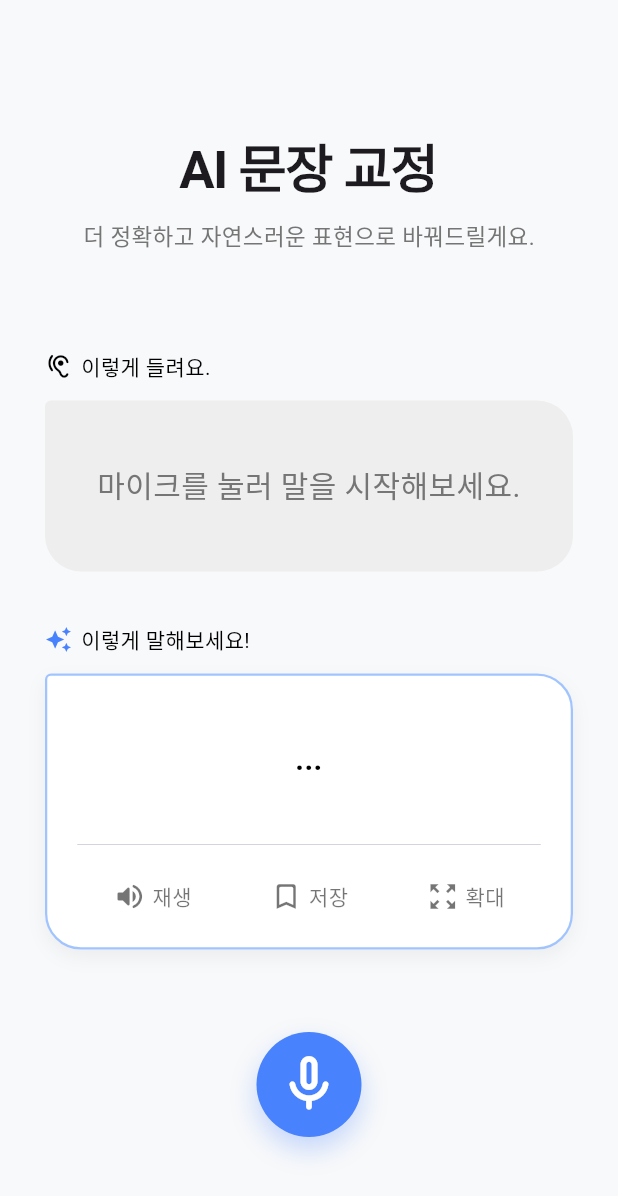
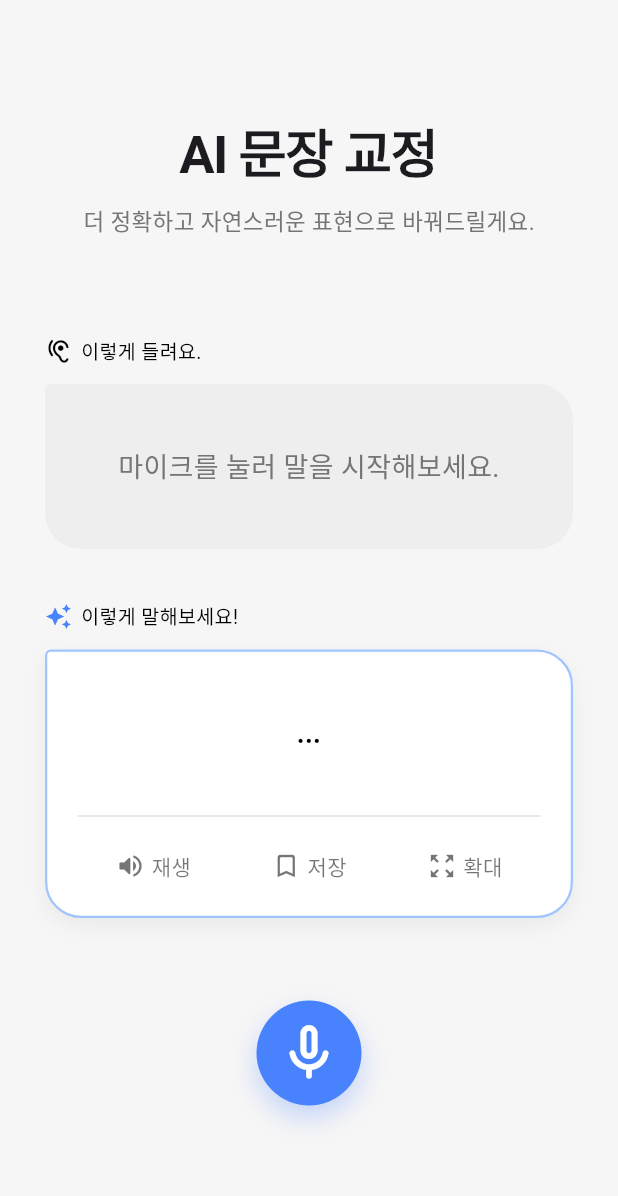
Before and after one commit to Malbit-Official/malbit_frontend, a Flutter app: the RemasterScreen screen opened directly, on a phone screen of 412 x 824 dp. Shown: the top 1196 px of the screen. Run offline on Flutter 3.47's test engine with Material 3 defaults, Android fonts, the phone set to English and light mode, and no system bars; our stand-ins replace flutter_secure_storage, google_sign_in, image_picker, speech_to_text, table_calendar; missing offline and left inert: kakao_flutter_sdk_user, record; accounts and stored records are empty; network calls fail.

Commit message:
fix: resolve layout overflow and UI cutting on RemasterScreen

```diff
--- a/lib/features/main_navigation/widgets/bottom_nav.dart
+++ b/lib/features/main_navigation/widgets/bottom_nav.dart
@@ -14,7 +14,7 @@ class BottomNavBar extends StatelessWidget {
   Widget build(BuildContext context) {
     return SafeArea(
       child: Container(
-        height: 70,
+        height: 60,
         decoration: BoxDecoration(
           color: Colors.white,
           border: Border(
@@ -53,8 +53,8 @@ class BottomNavBar extends StatelessWidget {
         children: [
           Image.asset(
             icon,
-            width: 50,
-            height: 50,
+            width: 40,
+            height: 40,
             color: isActive
                 ? const Color(0xFF4882FD)
                 : Colors.black54,
--- a/lib/features/remaster/screens/remaster_screen.dart
+++ b/lib/features/remaster/screens/remaster_screen.dart
@@ -68,14 +68,16 @@ class _RemasterScreenState extends State<RemasterScreen> {
   @override
   Widget build(BuildContext context) {
     return Scaffold(
-      backgroundColor: const Color(0xFFF8F9FA),
+      backgroundColor: const Color(0xFFF7F6F6),
       body: SafeArea(
+        // 여기 SingleChildScrollView가 추가되어 이제 아래쪽이 잘리지 않고 스크롤됩니다.
+        child: SingleChildScrollView(
           child: Padding(
             padding: const EdgeInsets.symmetric(horizontal: 30),
             child: Column(
               crossAxisAlignment: CrossAxisAlignment.center,
               children: [
-              const SizedBox(height: 85),
+                const SizedBox(height: 75),
 
                 // 제목
                 const Text(
@@ -145,7 +147,10 @@ class _RemasterScreenState extends State<RemasterScreen> {
                     ],
                   ),
                 ),
+                // 스크롤 시 하단 여유 공간을 위해 추가 (선택사항)
+                const SizedBox(height: 20),
               ],
+            ),
           ),
         ),
       ),
@@ -162,7 +167,7 @@ class _RemasterScreenState extends State<RemasterScreen> {
           text,
           style: TextStyle(
             color: Colors.black,
-            fontSize: 14,
+            fontSize: 13,
             fontWeight: FontWeight.w400,
           ),
         ),
@@ -212,7 +217,7 @@ class _RemasterScreenState extends State<RemasterScreen> {
                 : Text(
               text,
               style: TextStyle(
-                fontSize: 20,
+                fontSize: 18,
                 height: 1.6,
                 fontWeight: isHighlighted ? FontWeight.w600 : FontWeight.w400,
                 color: isHighlighted ? Colors.black : Colors.grey[600],
@@ -285,7 +290,7 @@ class _ActionButtonState extends State<_ActionButton> {
           children: [
             Icon(
               widget.icon,
-              size: 22,
+              size: 20,
               color: activeColor,
             ),
             const SizedBox(width: 4),
```
Lines whose indentation alone changed are shown as unchanged.
